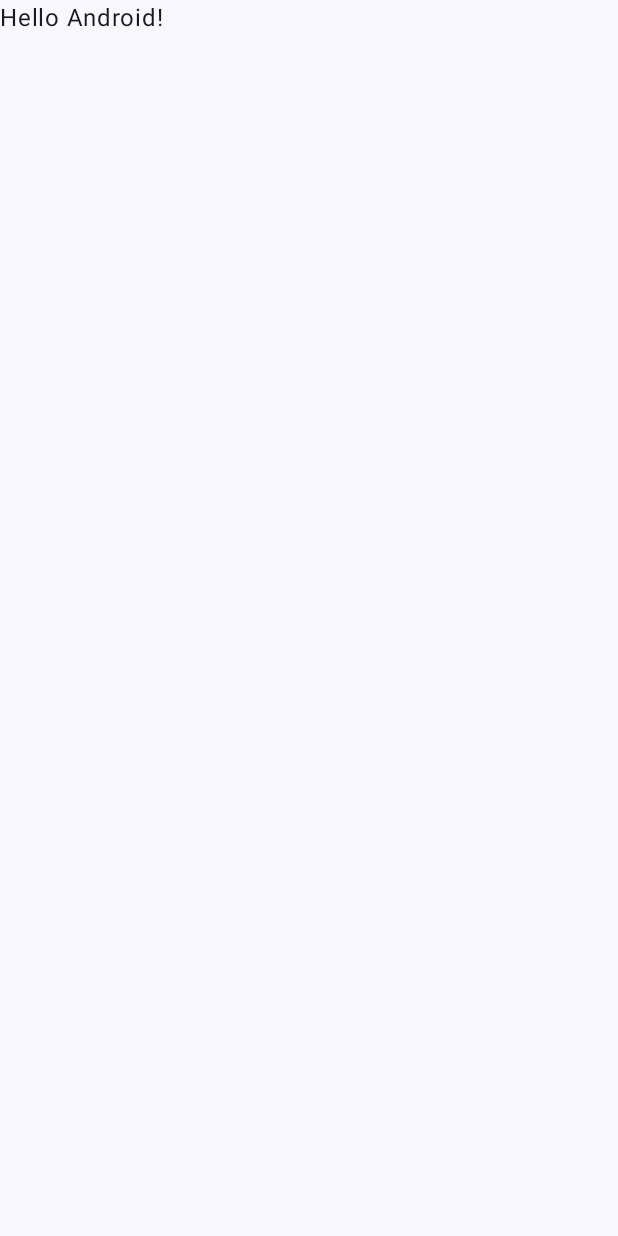
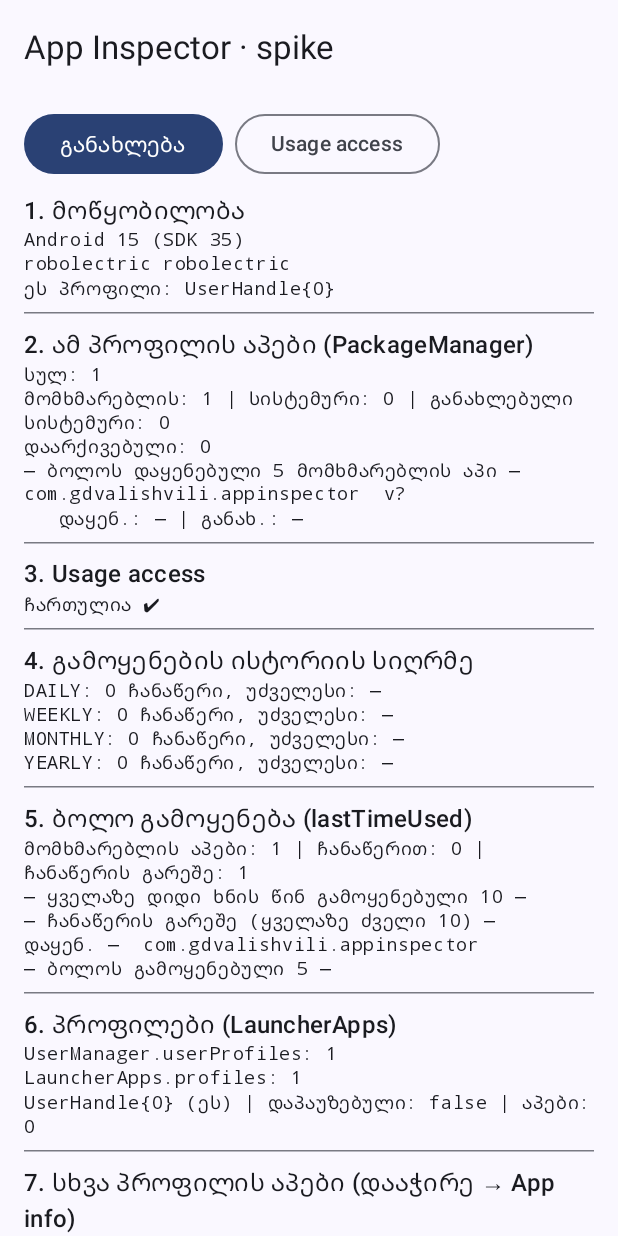
Before and after one commit to gdvalishvili/AppInspector, an Android app built with Jetpack Compose: the screen it shows after launch (MainActivity), on a phone screen of 412 x 824 dp. Before the commit the screen is almost empty. Run offline under Robolectric (Android 15) with nearby library versions, the phone set to English and light mode, and no system bars.

Commit message:
spike completed

```diff
--- a/app/build.gradle.kts
+++ b/app/build.gradle.kts
@@ -4,7 +4,7 @@ plugins {
 }
 
 android {
-    namespace = "com.example.appinspector"
+    namespace = "com.gdvalishvili.appinspector"
     compileSdk {
         version = release(37)
     }
--- a/app/src/main/java/com/example/appinspector/MainActivity.kt
+++ /dev/null
@@ -1,47 +0,0 @@
-package com.example.appinspector
-
-import android.os.Bundle
-import androidx.activity.ComponentActivity
-import androidx.activity.compose.setContent
-import androidx.activity.enableEdgeToEdge
-import androidx.compose.foundation.layout.fillMaxSize
-import androidx.compose.foundation.layout.padding
-import androidx.compose.material3.Scaffold
-import androidx.compose.material3.Text
-import androidx.compose.runtime.Composable
-import androidx.compose.ui.Modifier
-import androidx.compose.ui.tooling.preview.Preview
-import com.example.appinspector.ui.theme.AppInspectorTheme
-
-class MainActivity : ComponentActivity() {
-    override fun onCreate(savedInstanceState: Bundle?) {
-        super.onCreate(savedInstanceState)
-        enableEdgeToEdge()
-        setContent {
-            AppInspectorTheme {
-                Scaffold(modifier = Modifier.fillMaxSize()) { innerPadding ->
-                    Greeting(
-                        name = "Android",
-                        modifier = Modifier.padding(innerPadding)
-                    )
-                }
-            }
-        }
-    }
-}
-
-@Composable
-fun Greeting(name: String, modifier: Modifier = Modifier) {
-    Text(
-        text = "Hello $name!",
-        modifier = modifier
-    )
-}
-
-@Preview(showBackground = true)
-@Composable
-fun GreetingPreview() {
-    AppInspectorTheme {
-        Greeting("Android")
-    }
-}
--- /dev/null
+++ b/app/src/main/java/com/gdvalishvili/appinspector/MainActivity.kt
@@ -0,0 +1,20 @@
+package com.gdvalishvili.appinspector
+
+import android.os.Bundle
+import androidx.activity.ComponentActivity
+import androidx.activity.compose.setContent
+import androidx.activity.enableEdgeToEdge
+import com.gdvalishvili.appinspector.spike.SpikeScreen
+import com.gdvalishvili.appinspector.ui.theme.AppInspectorTheme
+
+class MainActivity : ComponentActivity() {
+    override fun onCreate(savedInstanceState: Bundle?) {
+        super.onCreate(savedInstanceState)
+        enableEdgeToEdge()
+        setContent {
+            AppInspectorTheme {
+                SpikeScreen()
+            }
+        }
+    }
+}
--- /dev/null
+++ b/app/src/main/java/com/gdvalishvili/appinspector/SpikeScreen.kt
@@ -0,0 +1,417 @@
+package com.gdvalishvili.appinspector.spike
+
+// TEMPORARY spike screen: shows what Android actually returns on this device.
+// Hardcoded strings on purpose: this file will be deleted after the spike.
+
+import android.Manifest
+import android.app.AppOpsManager
+import android.app.usage.UsageStatsManager
+import android.content.ComponentName
+import android.content.Context
+import android.content.Intent
+import android.content.pm.ApplicationInfo
+import android.content.pm.LauncherApps
+import android.content.pm.PackageInfo
+import android.content.pm.PackageManager
+import android.os.Build
+import android.os.Process
+import android.os.UserHandle
+import android.os.UserManager
+import android.provider.Settings
+import android.widget.Toast
+import androidx.compose.foundation.clickable
+import androidx.compose.foundation.layout.Arrangement
+import androidx.compose.foundation.layout.Column
+import androidx.compose.foundation.layout.PaddingValues
+import androidx.compose.foundation.layout.Row
+import androidx.compose.foundation.layout.fillMaxSize
+import androidx.compose.foundation.layout.fillMaxWidth
+import androidx.compose.foundation.layout.padding
+import androidx.compose.foundation.lazy.LazyColumn
+import androidx.compose.foundation.lazy.items
+import androidx.compose.material3.Button
+import androidx.compose.material3.CircularProgressIndicator
+import androidx.compose.material3.ExperimentalMaterial3Api
+import androidx.compose.material3.HorizontalDivider
+import androidx.compose.material3.MaterialTheme
+import androidx.compose.material3.OutlinedButton
+import androidx.compose.material3.Scaffold
+import androidx.compose.material3.Text
+import androidx.compose.material3.TopAppBar
+import androidx.compose.runtime.Composable
+import androidx.compose.runtime.getValue
+import androidx.compose.runtime.mutableIntStateOf
+import androidx.compose.runtime.produceState
+import androidx.compose.runtime.remember
+import androidx.compose.runtime.setValue
+import androidx.compose.ui.Modifier
+import androidx.compose.ui.platform.LocalContext
+import androidx.compose.ui.text.font.FontFamily
+import androidx.compose.ui.unit.dp
+import kotlinx.coroutines.Dispatchers
+import kotlinx.coroutines.withContext
+import java.io.File
+import java.time.Instant
+import java.time.ZoneId
+import java.time.format.DateTimeFormatter
+import java.time.format.FormatStyle
+import java.util.concurrent.TimeUnit
+
+// ---------- Data ----------
+
+private data class Section(val title: String, val lines: List<String>)
+
+private data class OtherProfileApp(
+    val label: String,
+    val packageName: String,
+    val component: ComponentName,
+    val user: UserHandle,
+    val details: String,
+)
+
+private data class SpikeData(
+    val sections: List<Section>,
+    val otherProfileApps: List<OtherProfileApp>,
+)
+
+// ---------- UI ----------
+
+@OptIn(ExperimentalMaterial3Api::class)
+@Composable
+fun SpikeScreen() {
+    val context = LocalContext.current
+    var refreshKey by remember { mutableIntStateOf(0) }
+
+    // Load everything off the main thread; reload when refreshKey changes
+    val data by produceState<SpikeData?>(initialValue = null, refreshKey) {
+        value = null
+        value = withContext(Dispatchers.Default) { collectSpikeData(context.applicationContext) }
+    }
+
+    Scaffold(
+        topBar = { TopAppBar(title = { Text("App Inspector · spike") }) }
+    ) { innerPadding ->
+        LazyColumn(
+            modifier = Modifier.fillMaxSize(),
+            contentPadding = PaddingValues(
+                start = 16.dp,
+                end = 16.dp,
+                top = innerPadding.calculateTopPadding() + 8.dp,
+                bottom = innerPadding.calculateBottomPadding() + 16.dp,
+            ),
+            verticalArrangement = Arrangement.spacedBy(8.dp),
+        ) {
+            item {
+                Row(horizontalArrangement = Arrangement.spacedBy(8.dp)) {
+                    Button(onClick = { refreshKey++ }) { Text("განახლება") }
+                    OutlinedButton(onClick = {
+                        context.startActivity(Intent(Settings.ACTION_USAGE_ACCESS_SETTINGS))
+                    }) { Text("Usage access") }
+                }
+            }
+
+            val current = data
+            if (current == null) {
+                item { CircularProgressIndicator() }
+            } else {
+                items(current.sections) { section -> SectionBlock(section) }
+
+                item {
+                    Text(
+                        "7. სხვა პროფილის აპები (დააჭირე → App info)",
+                        style = MaterialTheme.typography.titleMedium,
+                    )
+                }
+                if (current.otherProfileApps.isEmpty()) {
+                    item { Text("არცერთი (work profile დაპაუზებულია ან არ ჩანს)") }
+                }
+                items(current.otherProfileApps) { app ->
+                    OtherProfileAppRow(app) { openAppInfo(context, app) }
+                }
+            }
+        }
+    }
+}
+
+@Composable
+private fun SectionBlock(section: Section) {
+    Column(Modifier.fillMaxWidth()) {
+        Text(section.title, style = MaterialTheme.typography.titleMedium)
+        section.lines.forEach { line ->
+            Text(line, style = MaterialTheme.typography.bodySmall, fontFamily = FontFamily.Monospace)
+        }
+        HorizontalDivider(Modifier.padding(top = 8.dp))
+    }
+}
+
+@Composable
+private fun OtherProfileAppRow(app: OtherProfileApp, onClick: () -> Unit) {
+    Column(
+        Modifier
+            .fillMaxWidth()
+            .clickable(onClick = onClick)
+            .padding(vertical = 6.dp)
+    ) {
+        Text(app.label, style = MaterialTheme.typography.bodyLarge)
+        Text(app.packageName, style = MaterialTheme.typography.bodySmall)
+        Text(app.details, style = MaterialTheme.typography.bodySmall, fontFamily = FontFamily.Monospace)
+    }
+}
+
+private fun openAppInfo(context: Context, app: OtherProfileApp) {
+    val launcherApps = context.getSystemService(LauncherApps::class.java)
+    try {
+        // Opens system "App info" for a package in another profile (e.g. work)
+        launcherApps.startAppDetailsActivity(app.component, app.user, null, null)
+    } catch (e: Exception) {
+        Toast.makeText(
+            context,
+            "ვერ გაიხსნა: ${e.javaClass.simpleName}: ${e.message}",
+            Toast.LENGTH_LONG,
+        ).show()
+    }
+}
+
+// ---------- Data collection ----------
+
+private val THREE_YEARS_MS = TimeUnit.DAYS.toMillis(3 * 365L)
+
+private fun collectSpikeData(context: Context): SpikeData {
+    val otherApps = mutableListOf<OtherProfileApp>()
+    val sections = listOf(
+        safeSection("1. მოწყობილობა") { deviceLines() },
+        safeSection("2. ამ პროფილის აპები (PackageManager)") { packageLines(context) },
+        safeSection("3. Usage access") {
+            listOf(
+                if (hasUsageAccess(context)) "ჩართულია ✔"
+                else "გამორთულია ✘ — დააჭირე 'Usage access', ჩართე App Inspector, დაბრუნდი და 'განახლება'"
+            )
+        },
+        safeSection("4. გამოყენების ისტორიის სიღრმე") { usageDepthLines(context) },
+        safeSection("5. ბოლო გამოყენება (lastTimeUsed)") { lastUsedLines(context) },
+        safeSection("6. პროფილები (LauncherApps)") { profileLines(context, otherApps) },
+    )
+    return SpikeData(sections, otherApps)
+}
+
+// Never crash the spike: show the error text inside the section instead
+private fun safeSection(title: String, block: () -> List<String>): Section =
+    try {
+        Section(title, block())
+    } catch (e: Exception) {
+        Section(title, listOf("შეცდომა: ${e.javaClass.simpleName}: ${e.message}"))
+    }
+
+private fun deviceLines(): List<String> = listOf(
+    "Android ${Build.VERSION.RELEASE} (SDK ${Build.VERSION.SDK_INT})",
+    "${Build.MANUFACTURER} ${Build.MODEL}",
+    "ეს პროფილი: ${Process.myUserHandle()}",
+)
+
+private fun packageLines(context: Context): List<String> {
+    val packages = getInstalledPackagesCompat(context.packageManager)
+    var user = 0
+    var system = 0
+    var updatedSystem = 0
+    var archived = 0
+    val userApps = mutableListOf<PackageInfo>()
+
+    for (p in packages) {
+        val ai = p.applicationInfo ?: continue
+        when {
+            (ai.flags and ApplicationInfo.FLAG_UPDATED_SYSTEM_APP) != 0 -> updatedSystem++
+            (ai.flags and ApplicationInfo.FLAG_SYSTEM) != 0 -> system++
+            else -> {
+                user++
+                userApps += p
+            }
+        }
+        if (isArchivedCompat(ai)) archived++
+    }
+
+    val lines = mutableListOf(
+        "სულ: ${packages.size}",
+        "მომხმარებლის: $user | სისტემური: $system | განახლებული სისტემური: $updatedSystem",
+        "დაარქივებული: $archived",
+        "— ბოლოს დაყენებული 5 მომხმარებლის აპი —",
+    )
+    userApps.sortedByDescending { it.firstInstallTime }.take(5).forEach { p ->
+        lines += "${p.packageName}  v${p.versionName ?: "?"}"
+        lines += "   დაყენ.: ${fmt(p.firstInstallTime)} | განახ.: ${fmt(p.lastUpdateTime)}"
+    }
+    return lines
+}
+
+private fun getInstalledPackagesCompat(pm: PackageManager): List<PackageInfo> =
+    when {
+        Build.VERSION.SDK_INT >= Build.VERSION_CODES.VANILLA_ICE_CREAM ->
+            // Android 15+: also include archived apps
+            pm.getInstalledPackages(
+                PackageManager.PackageInfoFlags.of(PackageManager.MATCH_ARCHIVED_PACKAGES)
+            )
+        Build.VERSION.SDK_INT >= Build.VERSION_CODES.TIRAMISU ->
+            pm.getInstalledPackages(PackageManager.PackageInfoFlags.of(0))
+        else -> {
+            @Suppress("DEPRECATION")
+            pm.getInstalledPackages(0)
+        }
+    }
+
+private fun isArchivedCompat(ai: ApplicationInfo): Boolean =
+    Build.VERSION.SDK_INT >= Build.VERSION_CODES.VANILLA_ICE_CREAM && ai.isArchived
+
+private fun hasUsageAccess(context: Context): Boolean {
+    val appOps = context.getSystemService(AppOpsManager::class.java)
+    val mode = if (Build.VERSION.SDK_INT >= Build.VERSION_CODES.Q) {
+        appOps.unsafeCheckOpNoThrow(
+            AppOpsManager.OPSTR_GET_USAGE_STATS, Process.myUid(), context.packageName
+        )
+    } else {
+        @Suppress("DEPRECATION")
+        appOps.checkOpNoThrow(
+            AppOpsManager.OPSTR_GET_USAGE_STATS, Process.myUid(), context.packageName
+        )
+    }
+    return if (mode == AppOpsManager.MODE_DEFAULT) {
+        context.checkSelfPermission(Manifest.permission.PACKAGE_USAGE_STATS) ==
+                PackageManager.PERMISSION_GRANTED
+    } else {
+        mode == AppOpsManager.MODE_ALLOWED
+    }
+}
+
+private val USAGE_INTERVALS = listOf(
+    "DAILY" to UsageStatsManager.INTERVAL_DAILY,
+    "WEEKLY" to UsageStatsManager.INTERVAL_WEEKLY,
+    "MONTHLY" to UsageStatsManager.INTERVAL_MONTHLY,
+    "YEARLY" to UsageStatsManager.INTERVAL_YEARLY,
+)
+
+private fun usageDepthLines(context: Context): List<String> {
+    if (!hasUsageAccess(context)) return listOf("Usage access გამორთულია")
+    val usm = context.getSystemService(UsageStatsManager::class.java)
+    val now = System.currentTimeMillis()
+    return USAGE_INTERVALS.map { (name, interval) ->
+        val stats = usm.queryUsageStats(interval, now - THREE_YEARS_MS, now)
+        val oldest = stats.minOfOrNull { it.firstTimeStamp } ?: 0L
+        "$name: ${stats.size} ჩანაწერი, უძველესი: ${fmtDate(oldest)}"
+    }
+}
+
+// Max lastTimeUsed per package across all intervals
+private fun collectLastUsed(context: Context): Map<String, Long> {
+    val usm = context.getSystemService(UsageStatsManager::class.java)
+    val now = System.currentTimeMillis()
+    val result = HashMap<String, Long>()
+    for ((_, interval) in USAGE_INTERVALS) {
+        for (s in usm.queryUsageStats(interval, now - THREE_YEARS_MS, now)) {
+            val t = s.lastTimeUsed
+            if (t > (result[s.packageName] ?: 0L)) result[s.packageName] = t
+        }
+    }
+    return result
+}
+
+private fun lastUsedLines(context: Context): List<String> {
+    if (!hasUsageAccess(context)) return listOf("Usage access გამორთულია")
+    val lastUsed = collectLastUsed(context)
+    val userApps = getInstalledPackagesCompat(context.packageManager).filter { p ->
+        val ai = p.applicationInfo
+        ai != null && (ai.flags and ApplicationInfo.FLAG_SYSTEM) == 0
+    }
+    val withRecord = userApps.filter { (lastUsed[it.packageName] ?: 0L) > 0L }
+    val noRecord = userApps - withRecord.toSet()
+
+    val lines = mutableListOf(
+        "მომხმარებლის აპები: ${userApps.size} | ჩანაწერით: ${withRecord.size} | ჩანაწერის გარეშე: ${noRecord.size}",
+        "— ყველაზე დიდი ხნის წინ გამოყენებული 10 —",
+    )
+    withRecord.sortedBy { lastUsed[it.packageName] }.take(10).forEach {
+        lines += "${fmt(lastUsed[it.packageName] ?: 0L)}  ${it.packageName}"
+    }
+    lines += "— ჩანაწერის გარეშე (ყველაზე ძველი 10) —"
+    noRecord.sortedBy { it.firstInstallTime }.take(10).forEach {
+        lines += "დაყენ. ${fmtDate(it.firstInstallTime)}  ${it.packageName}"
+    }
+    lines += "— ბოლოს გამოყენებული 5 —"
+    withRecord.sortedByDescending { lastUsed[it.packageName] }.take(5).forEach {
+        lines += "${fmt(lastUsed[it.packageName] ?: 0L)}  ${it.packageName}"
+    }
+    return lines
+}
+
+private fun profileLines(context: Context, out: MutableList<OtherProfileApp>): List<String> {
+    val launcherApps = context.getSystemService(LauncherApps::class.java)
+    val userManager = context.getSystemService(UserManager::class.java)
+    val me = Process.myUserHandle()
+    val profiles = launcherApps.profiles
+
+    val lines = mutableListOf(
+        "UserManager.userProfiles: ${userManager.userProfiles.size}",
+        "LauncherApps.profiles: ${profiles.size}",
+    )
+    for (profile in profiles) {
+        val isMe = profile == me
+        val paused = !isMe && userManager.isQuietModeEnabled(profile)
+        val apps = launcherApps.getActivityList(null, profile)
+            .distinctBy { it.componentName.packageName }
+        lines += "$profile ${if (isMe) "(ეს)" else "(სხვა)"} | დაპაუზებული: $paused | აპები: ${apps.size}"
+
+        if (!isMe) {
+            apps.sortedBy { it.label.toString().lowercase() }.forEach { a ->
+                val ai = a.applicationInfo
+                val isSystem = (ai.flags and ApplicationInfo.FLAG_SYSTEM) != 0
+                out += OtherProfileApp(
+                    label = a.label.toString(),
+                    packageName = a.componentName.packageName,
+                    component = a.componentName,
+                    user = profile,
+                    details = buildString {
+                        append("დაყენ.: ${fmt(a.firstInstallTime)} | სისტემური: $isSystem")
+                        append("\nვერსია APK-დან (ექსპ.): ${versionFromApk(context, ai)}")
+                        append("\nAPK ფაილის თარიღი (ექსპ.): ${apkFileTime(ai)}")
+                        if (isArchivedCompat(ai)) append("\nდაარქივებული")
+                    },
+                )
+            }
+        }
+    }
+    return lines
+}
+
+// Experiment: read version directly from the APK file of an app in another profile
+private fun versionFromApk(context: Context, ai: ApplicationInfo): String {
+    val path = ai.sourceDir ?: return "—"
+    return try {
+        val info = if (Build.VERSION.SDK_INT >= Build.VERSION_CODES.TIRAMISU) {
+            context.packageManager.getPackageArchiveInfo(path, PackageManager.PackageInfoFlags.of(0))
+        } else {
+            @Suppress("DEPRECATION")
+            context.packageManager.getPackageArchiveInfo(path, 0)
+        }
+        info?.versionName ?: "ვერ წავიკითხე"
+    } catch (e: Exception) {
+        "შეცდომა: ${e.javaClass.simpleName}"
+    }
+}
+
+// Experiment: APK file modification time as a possible "last update" hint
+private fun apkFileTime(ai: ApplicationInfo): String {
+    val path = ai.sourceDir ?: return "—"
+    val file = File(path)
+    return if (file.canRead()) fmt(file.lastModified()) else "წვდომა არ არის"
+}
+
+// ---------- Formatting ----------
+
+private val dateTimeFormatter: DateTimeFormatter =
+    DateTimeFormatter.ofLocalizedDateTime(FormatStyle.SHORT).withZone(ZoneId.systemDefault())
+
+private val dateFormatter: DateTimeFormatter =
+    DateTimeFormatter.ofLocalizedDate(FormatStyle.MEDIUM).withZone(ZoneId.systemDefault())
+
+private fun fmt(ms: Long): String =
+    if (ms <= 0L) "—" else dateTimeFormatter.format(Instant.ofEpochMilli(ms))
+
+private fun fmtDate(ms: Long): String =
+    if (ms <= 0L) "—" else dateFormatter.format(Instant.ofEpochMilli(ms))
--- a/app/src/main/java/com/example/appinspector/ui/theme/Color.kt
+++ b/app/src/main/java/com/gdvalishvili/appinspector/ui/theme/Color.kt
@@ -1,4 +1,4 @@
-package com.example.appinspector.ui.theme
+package com.gdvalishvili.appinspector.ui.theme
 
 import androidx.compose.ui.graphics.Color
 
--- a/app/src/main/java/com/example/appinspector/ui/theme/Theme.kt
+++ b/app/src/main/java/com/gdvalishvili/appinspector/ui/theme/Theme.kt
@@ -1,6 +1,5 @@
-package com.example.appinspector.ui.theme
+package com.gdvalishvili.appinspector.ui.theme
 
-import android.app.Activity
 import android.os.Build
 import androidx.compose.foundation.isSystemInDarkTheme
 import androidx.compose.material3.MaterialTheme
--- a/app/src/main/java/com/example/appinspector/ui/theme/Type.kt
+++ b/app/src/main/java/com/gdvalishvili/appinspector/ui/theme/Type.kt
@@ -1,4 +1,4 @@
-package com.example.appinspector.ui.theme
+package com.gdvalishvili.appinspector.ui.theme
 
 import androidx.compose.material3.Typography
 import androidx.compose.ui.text.TextStyle
```
Also changed, not shown: app/src/main/AndroidManifest.xml (+10 -0 lines), 4 other files.
